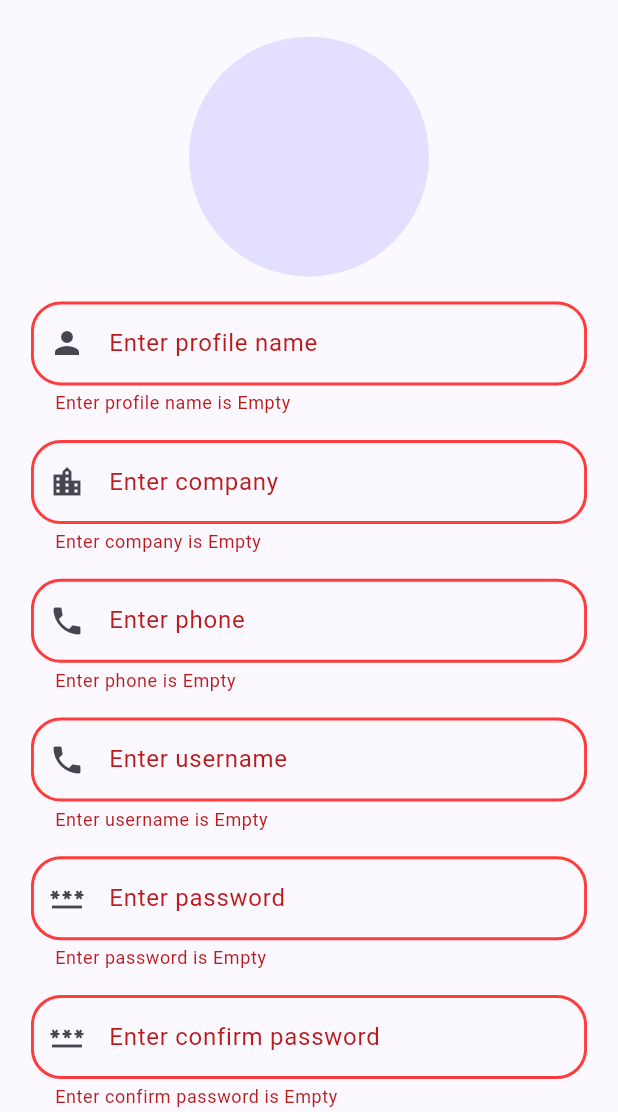
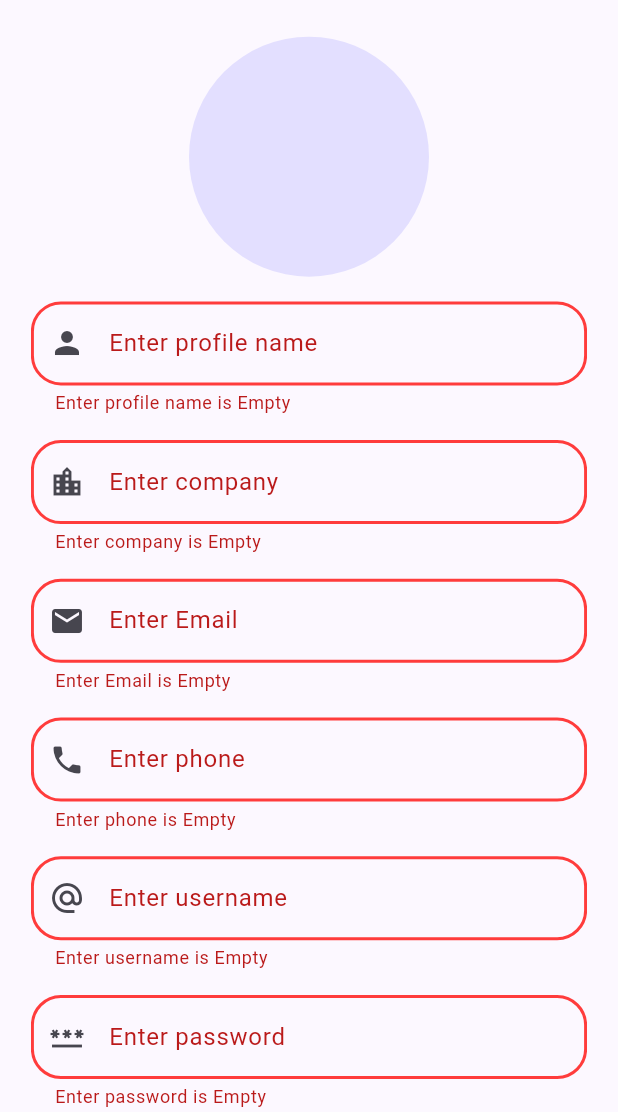
Before and after one commit to saadhussain786/metro_pat_customer, a Flutter app: the Register screen opened directly, after a tap on "Register", on a phone screen of 412 x 824 dp, the part 124-1236 px from its top. Run offline on Flutter 3.47's test engine with Material 3 defaults, Android fonts, the phone set to English and light mode, and no system bars; our stand-ins replace google_fonts, image_picker.

Commit message:
User Register Done

```diff
--- a/lib/Views/Mobile_views/auth/register.dart
+++ b/lib/Views/Mobile_views/auth/register.dart
@@ -3,6 +3,8 @@ import 'dart:io';
 import 'package:flutter/material.dart';
 import 'package:image_picker/image_picker.dart';
 import 'package:metro_pat_customer/Constants/size_config.dart';
+import 'package:metro_pat_customer/Controller/add_customer_controller.dart';
+import 'package:metro_pat_customer/Model/add_customer_model.dart';
 import 'package:metro_pat_customer/Reusable_Widget/custom_text_field.dart';
 import 'package:metro_pat_customer/Views/Mobile_views/auth/login.dart';
 import 'package:metro_pat_customer/Views/Mobile_views/dashboard_screen.dart';
@@ -23,8 +25,10 @@ class _RegisterState extends State<Register> {
   final companyNameController=TextEditingController();
   final profileNameController=TextEditingController();
   final phoneController=TextEditingController();
+  final emailController=TextEditingController();
   File? selectProfile;
   final formKey=GlobalKey<FormState>();
+  bool isLoading = false;
   @override
   Widget build(BuildContext context) {
     return Scaffold(
@@ -63,9 +67,11 @@ class _RegisterState extends State<Register> {
                     SizedBox(height: SizeConfig.screenHeight*0.02,),
                     CustomTextField(controller: companyNameController, label: "Enter company", isHide: false, icon: Icons.location_city),
                     SizedBox(height: SizeConfig.screenHeight*0.02,),
+                    CustomTextField(controller: emailController, label: "Enter Email", isHide: false, icon: Icons.mail),
+                    SizedBox(height: SizeConfig.screenHeight*0.02,),
                     CustomTextField(controller: phoneController, label: "Enter phone", isHide: false, icon: Icons.phone,inputType: TextInputType.number,),
                     SizedBox(height: SizeConfig.screenHeight*0.02,),
-                    CustomTextField(controller: usernameController, label: "Enter username", isHide: false, icon: Icons.phone,inputType: TextInputType.number,),
+                    CustomTextField(controller: usernameController, label: "Enter username", isHide: false, icon: Icons.alternate_email,inputType: TextInputType.number,),
                     SizedBox(height: SizeConfig.screenHeight*0.02,),
                     CustomTextField(controller: passwordController, label: "Enter password", isHide: false, icon: Icons.password),
                     SizedBox(height: SizeConfig.screenHeight*0.02,),
@@ -74,9 +80,23 @@ class _RegisterState extends State<Register> {
                     CustomButton(text: 'Register', func: (){
                       if(formKey.currentState!.validate())
                         {
-                          if(passwordController.text==confirmPasswordController)
+                          if(passwordController.text == confirmPasswordController.text)
                             {
-                              Navigator.push(context, MaterialPageRoute(builder: (context) => const DashboardScreen(),));
+                              setState(() {
+                                isLoading = ! isLoading;
+                              });
+                              CustomerAdd.customerAdd(CustomerAddMddel(
+                                userName: profileNameController.text,
+                                userCompany: companyNameController.text,
+                                userPhone: phoneController.text,
+                                profileName: usernameController.text,
+                                userEmail: emailController.text,
+                                userPassword: passwordController.text,
+                                confirmPassword: confirmPasswordController.text,
+                              ), context,selectProfile);
+                              setState(() {
+                                isLoading = ! isLoading;
+                              });
                             }
                           else
                             {
@@ -86,7 +106,7 @@ class _RegisterState extends State<Register> {
                                   child: Column(
                                     mainAxisAlignment: MainAxisAlignment.center,
                                     children: [
-                                      Text('Password or Confirm password not same',style: headingStyle(),),
+                                      Text('Password not same',style: headingStyle(),),
                                       SizedBox(height: SizeConfig.screenHeight*0.02,),
                                       CustomButton(text: 'Ok', func: (){
                                         Navigator.pop(context);
@@ -103,9 +123,9 @@ class _RegisterState extends State<Register> {
                     SizedBox(height: SizeConfig.screenHeight*0.02,),
                     TextButton(onPressed: (){
                       Navigator.push(context,  MaterialPageRoute(builder: (context) => const Login(),));
-                    }, child: const Text('Register Account | Sign Up',style: TextStyle(
+                    }, child: isLoading == false? const Text('Register Account | Sign Up',style: TextStyle(
                         color: kgreen
-                    ),))
+                    ),) : const CircularProgressIndicator())
 
                   ],
                 ),
--- a/lib/Views/ResponsiveScreen/mobile_screen.dart
+++ b/lib/Views/ResponsiveScreen/mobile_screen.dart
@@ -1,11 +1,12 @@
 import 'package:flutter/material.dart';
 import 'package:metro_pat_customer/Views/Mobile_views/auth/register.dart';
+import 'package:metro_pat_customer/Views/Mobile_views/auth/splash_screen.dart';
 import 'package:metro_pat_customer/Views/Mobile_views/dashboard_screen.dart';
 class MobileScreen extends StatelessWidget {
   const MobileScreen({super.key});
 
   @override
   Widget build(BuildContext context) {
-    return  const DashboardScreen();
+    return  const SplashScreen();
   }
 }
```
Also changed, not shown: lib/Controller/add_customer_controller.dart (+16 -1 lines), 4 other files.
